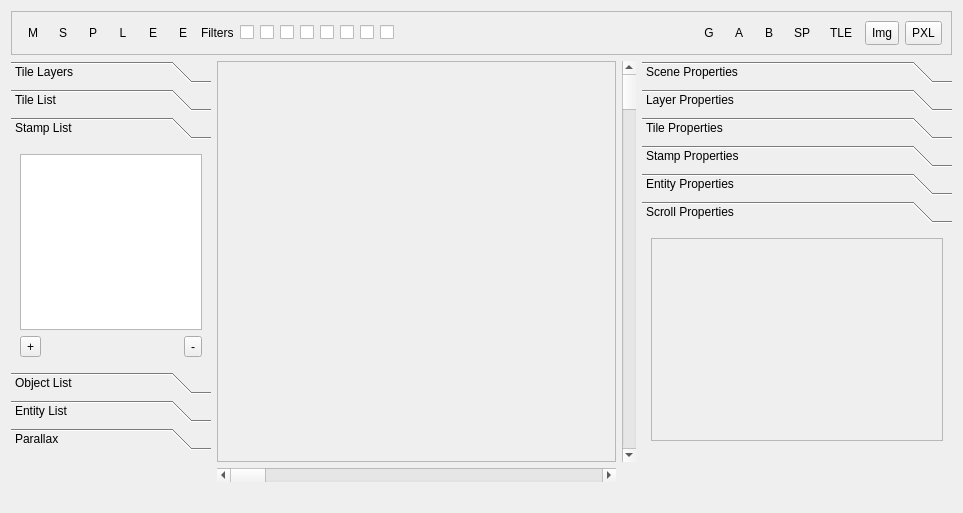
First picture: the form in RetroEDv2/tools/sceneeditorv5.ui, repository RSDKModding/RetroED, before the edit.
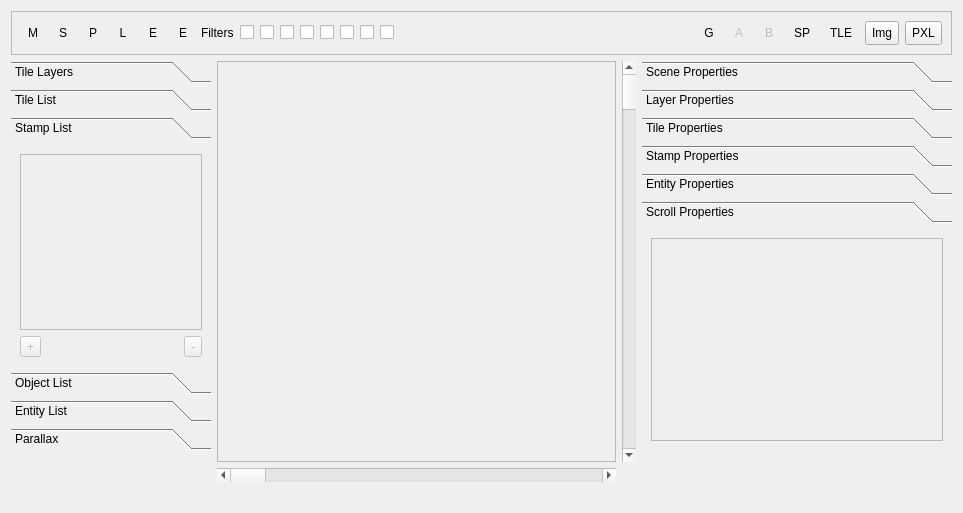
Second picture: the form after the edit. The open tabs and pages were chosen to show the change. Icons and pictures are not drawn.

Patch:
```diff
--- a/RetroEDv2/tools/sceneeditorv5.ui
+++ b/RetroEDv2/tools/sceneeditorv5.ui
@@ -258,6 +258,9 @@
       </item>
       <item row="0" column="19">
        <widget class="QToolButton" name="showCollisionB">
+        <property name="enabled">
+         <bool>false</bool>
+        </property>
         <property name="minimumSize">
          <size>
           <width>24</width>
@@ -517,6 +520,9 @@
       </item>
       <item row="0" column="18">
        <widget class="QToolButton" name="showCollisionA">
+        <property name="enabled">
+         <bool>false</bool>
+        </property>
         <property name="minimumSize">
          <size>
           <width>24</width>
@@ -648,7 +654,7 @@
       </size>
      </property>
      <property name="currentIndex">
-      <number>0</number>
+      <number>2</number>
      </property>
      <widget class="QWidget" name="layerPage">
       <property name="geometry">
@@ -863,10 +869,17 @@
       </attribute>
       <layout class="QGridLayout" name="gridLayout_18">
        <item row="0" column="0" colspan="3">
-        <widget class="QListWidget" name="stampList"/>
+        <widget class="QListWidget" name="stampList">
+         <property name="enabled">
+          <bool>false</bool>
+         </property>
+        </widget>
        </item>
        <item row="1" column="0">
         <widget class="QToolButton" name="addStp">
+         <property name="enabled">
+          <bool>false</bool>
+         </property>
          <property name="toolTip">
           <string>Adds a stamp</string>
          </property>
@@ -894,6 +907,9 @@
        </item>
        <item row="1" column="2">
         <widget class="QToolButton" name="rmStp">
+         <property name="enabled">
+          <bool>false</bool>
+         </property>
          <property name="toolTip">
           <string>Removes a stamp</string>
          </property>
```
